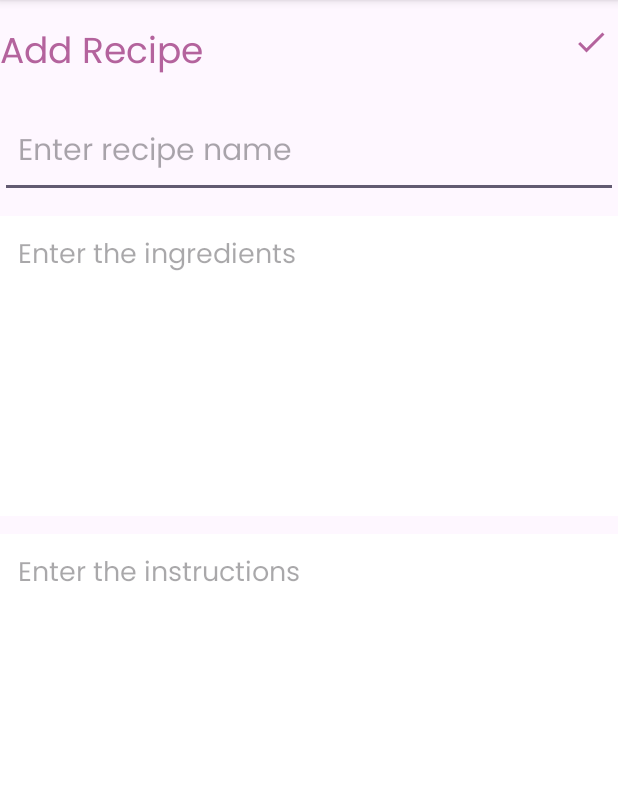
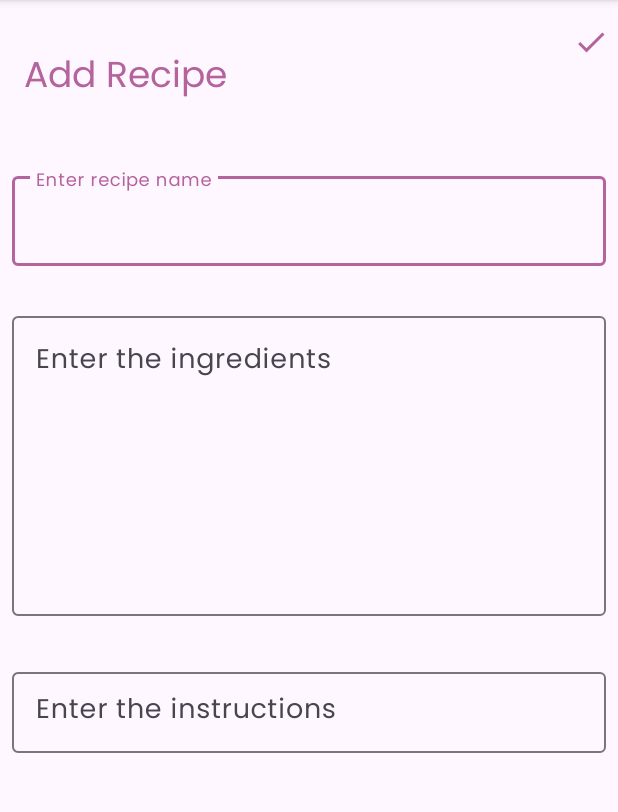
Before and after one commit to Jeancharfan83/Practica1, an Android app: the AddRecipeActivity screen opened directly, with no data from a screen before it, on a phone screen of 412 x 824 dp, the part 96-908 px from its top. Run offline under Robolectric (Android 15) with nearby library versions, the phone set to English and light mode, and no system bars.

Commit message:
Material desing in 2 activities (add - edit)

```diff
--- a/app/src/main/res/layout/activity_add_recipe.xml
+++ b/app/src/main/res/layout/activity_add_recipe.xml
@@ -1,13 +1,14 @@
 <?xml version="1.0" encoding="utf-8"?>
-<RelativeLayout
-    xmlns:android="http://schemas.android.com/apk/res/android"
+<RelativeLayout xmlns:android="http://schemas.android.com/apk/res/android"
+    xmlns:app="http://schemas.android.com/apk/res-auto"
+    xmlns:material="http://schemas.android.com/apk/res-auto"
     xmlns:tools="http://schemas.android.com/tools"
     android:layout_width="match_parent"
     android:layout_height="match_parent"
-    android:orientation="vertical"
     android:padding="16dp"
     tools:context=".AddRecipeActivity">
 
+    <!-- Título de la vista -->
     <TextView
         android:id="@+id/addRecipeHeading"
         android:layout_width="wrap_content"
@@ -15,6 +16,7 @@
         android:layout_alignParentTop="true"
         android:layout_marginTop="16dp"
         android:fontFamily="@font/poppins"
+        android:padding="16dp"
         android:text="@string/Add_Recipe"
         android:textColor="@color/rose"
         android:textSize="24sp" />
@@ -23,46 +25,71 @@
         android:id="@+id/saveButton"
         android:layout_width="wrap_content"
         android:layout_height="wrap_content"
-        android:src="@drawable/ic_check"
+        android:layout_alignTop="@id/addRecipeHeading"
         android:layout_alignParentEnd="true"
-        android:layout_alignTop="@id/addRecipeHeading"
-        android:layout_marginEnd="6dp"/>
+        android:layout_marginEnd="6dp"
+        android:src="@drawable/ic_check" />
 
-    <EditText
+    <!-- EditText para el nombre de la receta (con TextInputLayout) -->
+    <com.google.android.material.textfield.TextInputLayout
+        android:id="@+id/nameTextInputLayout"
+        android:layout_width="match_parent"
+        android:layout_height="wrap_content"
+        android:layout_below="@id/addRecipeHeading"
+        android:layout_marginTop="16dp"
+        android:padding="8dp"
+        app:hintAnimationEnabled="true">
+
+        <com.google.android.material.textfield.TextInputEditText
             android:id="@+id/nameEditText"
             android:layout_width="match_parent"
             android:layout_height="60dp"
+            android:fontFamily="@font/poppins"
             android:hint="@string/Enter_recipe_name"
-        android:padding="12dp"
-        android:textSize="20sp"
-        android:layout_below="@id/addRecipeHeading"
-        android:layout_marginTop="16dp"
-        android:maxLines="1"
-        android:fontFamily="@font/poppins"/>
-    <EditText
+            android:padding="16dp"
+            android:textSize="20sp" />
+    </com.google.android.material.textfield.TextInputLayout>
+
+    <!-- EditText para los ingredientes (con TextInputLayout) -->
+    <com.google.android.material.textfield.TextInputLayout
+        android:id="@+id/ingredientsTextInputLayout"
+        android:layout_width="match_parent"
+        android:layout_height="wrap_content"
+        android:layout_below="@id/nameTextInputLayout"
+        android:layout_marginTop="12dp"
+        android:padding="8dp"
+        app:hintAnimationEnabled="true">
+
+        <com.google.android.material.textfield.TextInputEditText
             android:id="@+id/ingredientsEditText"
             android:layout_width="match_parent"
             android:layout_height="200dp"
+            android:fontFamily="@font/poppins"
+            android:gravity="top"
             android:hint="@string/Enter_the_ingredients"
-        android:gravity="top"
-        android:padding="12dp"
-        android:textSize="18sp"
-        android:fontFamily="@font/poppins"
-        android:background="@color/white"
-        android:layout_below="@id/nameEditText"
-        android:layout_marginTop="12dp"/>
-    <EditText
+            android:padding="16dp"
+            android:textSize="18sp" />
+    </com.google.android.material.textfield.TextInputLayout>
+
+    <!-- EditText para las instrucciones (con TextInputLayout) -->
+    <com.google.android.material.textfield.TextInputLayout
+        android:id="@+id/instructionsTextInputLayout"
+        android:layout_width="match_parent"
+        android:layout_height="wrap_content"
+        android:layout_below="@id/ingredientsTextInputLayout"
+        android:layout_marginTop="16dp"
+        android:padding="8dp"
+        app:hintAnimationEnabled="true">
+
+        <com.google.android.material.textfield.TextInputEditText
             android:id="@+id/instructionsEditText"
             android:layout_width="match_parent"
             android:layout_height="match_parent"
+            android:fontFamily="@font/poppins"
+            android:gravity="top"
             android:hint="@string/Enter_the_instructions"
-        android:gravity="top"
             android:padding="12dp"
-        android:textSize="18sp"
-        android:fontFamily="@font/poppins"
-        android:background="@color/white"
-        android:layout_below="@id/ingredientsEditText"
-        android:layout_marginTop="12dp"/>
-
+            android:textSize="18sp" />
+    </com.google.android.material.textfield.TextInputLayout>
 
 </RelativeLayout>
--- a/app/src/main/res/values/colors.xml
+++ b/app/src/main/res/values/colors.xml
@@ -4,4 +4,5 @@
     <color name="white">#FFFFFFFF</color>
     <color name="rose">#B4639D</color>
     <color name="gray">#98000000</color>
+    <color name="rose_dark">#7A3C69</color>
 </resources>
--- a/app/src/main/res/values/themes.xml
+++ b/app/src/main/res/values/themes.xml
@@ -1,12 +1,17 @@
 <resources xmlns:tools="http://schemas.android.com/tools">
     <!-- Base application theme. -->
     <style name="Base.Theme.RecetasApp" parent="Theme.Material3.DayNight">
+
         <!-- Customize your light theme here. -->
          <item name="colorPrimary">@color/rose</item>
         <item name="colorPrimaryVariant">@color/rose</item>
         <item name="android:statusBarColor">@color/rose</item>
         <item name="android:actionMenuTextColor">@color/white</item>
+
+
     </style>
 
     <style name="Theme.RecetasApp" parent="Base.Theme.RecetasApp" />
+
+
 </resources>
```
Also changed, not shown: app/src/main/res/layout/activity_update_recipe.xml (+46 -21 lines), 1 other file. Lines whose indentation alone changed are shown as unchanged.
